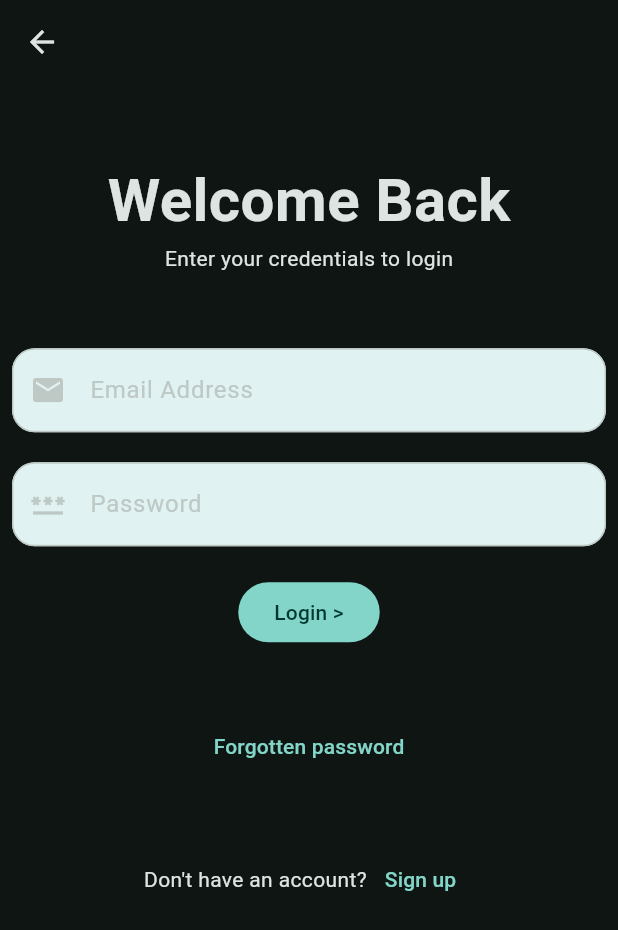
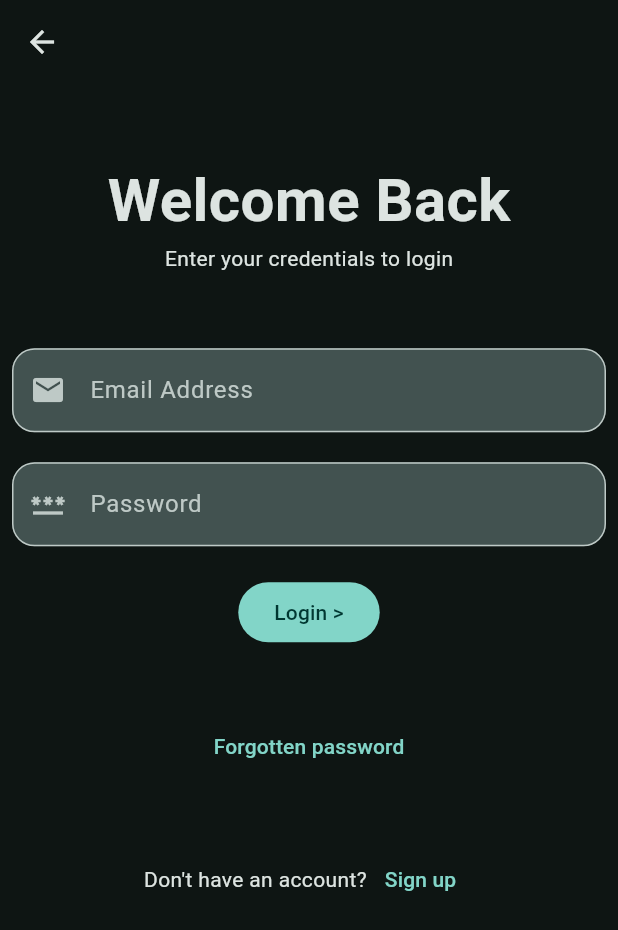
Before and after one commit to Danny-Py5/flutter-tutorial-sept-15-2025-monday-1-53pm, a Flutter app: the LoginExercisePage screen opened directly, on a phone screen of 412 x 824 dp. Shown: the top 930 px of the screen. Run offline on Flutter 3.47's test engine with Material 3 defaults, Android fonts, the phone set to English and light mode, and no system bars; our stand-ins replace lottie, shared_preferences; accounts and stored records are empty.

Commit message:
set fill for light and dark mode in login exercise TextFields

```diff
--- a/lib/views/pages/login_exercise_page.dart
+++ b/lib/views/pages/login_exercise_page.dart
@@ -1,5 +1,6 @@
 import 'package:flutter/material.dart';
 import 'package:flutter_application_1/data/constants/defaults.dart';
+import 'package:flutter_application_1/data/value_notifier.dart';
 
 class LoginExercisePage extends StatefulWidget {
   const LoginExercisePage({super.key});
@@ -11,7 +12,9 @@ class LoginExercisePage extends StatefulWidget {
 class _LoginExercisePageState extends State<LoginExercisePage> {
   TextEditingController passwordController = TextEditingController();
   TextEditingController emailController = TextEditingController();
-  final textInputFillColor = Colors.teal[50];
+  final textInputFillColor = modeSwitchNotifier.value == true
+      ? Colors.teal[50]
+      : Color.fromARGB(81, 179, 214, 212);
 
   @override
   void dispose() {
```
